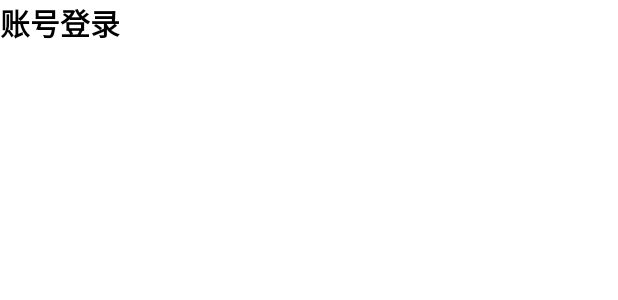
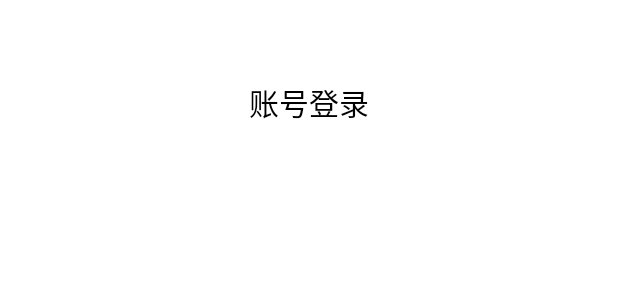
Before and after one commit to SliD007/Counselor2, an Android app: the layout activity_login.xml on its own in the app's theme, with its tools: preview values and no code run, on a phone screen of 412 x 824 dp. Shown: the top 300 px of the screen. Run offline under Robolectric (Android 15) with nearby library versions, the phone set to English and light mode, and no system bars.

Commit message:
样式设计

```diff
--- a/app/src/main/res/layout/activity_login.xml
+++ b/app/src/main/res/layout/activity_login.xml
@@ -10,12 +10,23 @@
     <LinearLayout
         android:background="#fff"
         android:layout_width="match_parent"
-        android:layout_height="match_parent">
+        android:layout_height="match_parent"
+        android:orientation="vertical">
         <TextView
             android:text="账号登录"
-            style="@style/title1"
+            android:layout_width="wrap_content"
+            android:layout_height="wrap_content"
+            android:layout_gravity="center_horizontal"
+            android:layout_marginTop="@dimen/y100"
+            style="@style/title1"/>
+        <RelativeLayout
             android:layout_width="match_parent"
-            android:layout_height="wrap_content" />
-
+            android:layout_height="wrap_content"
+            android:layout_gravity="center_horizontal"
+            android:layout_marginTop="@dimen/y100">
+            <ImageView
+                android:layout_width="wrap_content"
+                android:layout_height="wrap_content" />
+        </RelativeLayout>
     </LinearLayout>
 </LinearLayout>
--- a/app/src/main/res/values/font_style.xml
+++ /dev/null
@@ -1,5 +0,0 @@
-<?xml version="1.0" encoding="utf-8"?>
-<resources>
-
-
-</resources>
--- a/app/src/main/res/values/styles.xml
+++ b/app/src/main/res/values/styles.xml
@@ -16,7 +16,6 @@
     <style name="title1">
         <item name="android:textSize">20sp</item>
         <item name="android:textColor">#000</item>
-        <item name="android:textStyle">bold</item>
         <item name="android:layout_centerInParent">true</item>
     </style>
 </resources>
```
